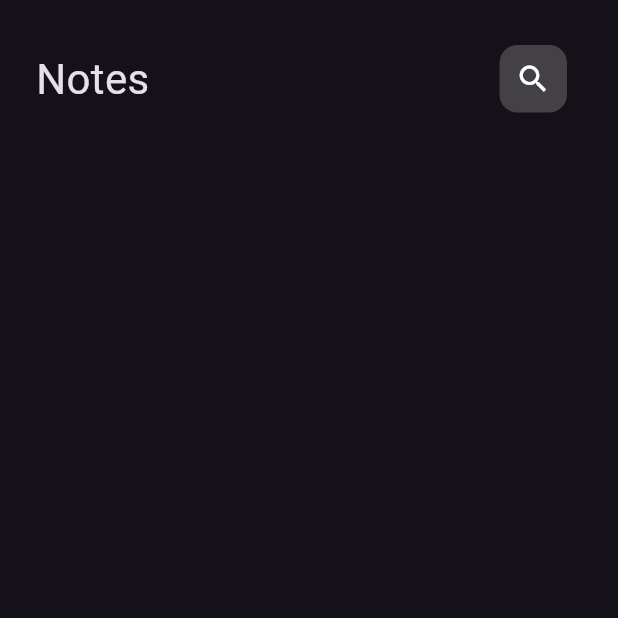
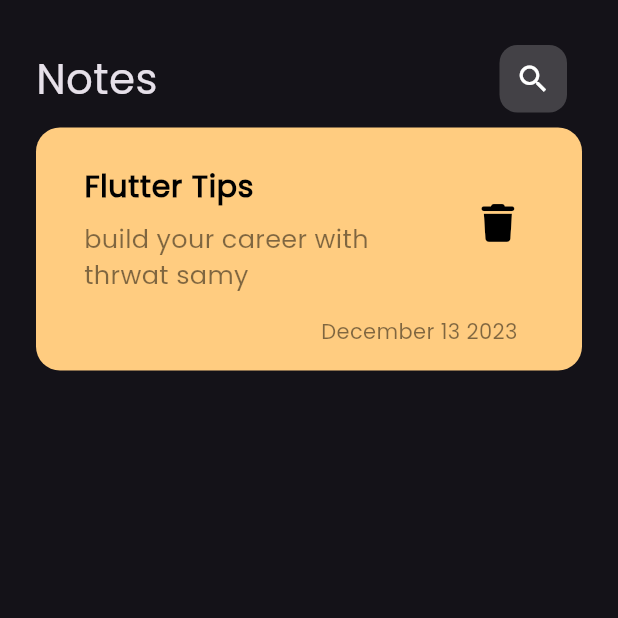
Before and after one commit to dyedhdexvdebcshgddjfsuhfdjgdhdsh/notes_app, a Flutter app: the screen it shows after launch, on a phone screen of 412 x 824 dp, the top half of it. Run offline on Flutter 3.47's test engine with Material 3 defaults, Android fonts, the phone set to English and light mode, and no system bars; our stand-ins replace font_awesome_flutter.

Commit message:
CustomNoteItem

```diff
--- a/lib/main.dart
+++ b/lib/main.dart
@@ -12,7 +12,7 @@ class NotesApp extends StatelessWidget {
   Widget build(BuildContext context) {
     return MaterialApp(
       debugShowCheckedModeBanner: false,
-      theme: ThemeData(brightness: Brightness.dark),
+      theme: ThemeData(brightness: Brightness.dark, fontFamily: 'Poppins'),
       home: NotesView(),
     );
   }
--- /dev/null
+++ b/lib/views/widgets/custom_note_ltem.dart
@@ -0,0 +1,51 @@
+import 'package:flutter/material.dart';
+import 'package:font_awesome_flutter/font_awesome_flutter.dart';
+
+class NoteItem extends StatelessWidget {
+  const NoteItem({Key? key}) : super(key: key);
+
+  @override
+  Widget build(BuildContext context) {
+    return Container(
+      padding: EdgeInsets.only(bottom: 16, top: 16, left: 16, right: 8),
+      decoration: BoxDecoration(
+          color: Color(0xffFFCC80), borderRadius: BorderRadius.circular(16)),
+      child: Column(
+        crossAxisAlignment: CrossAxisAlignment.end,
+        children: [
+          ListTile(
+            title: Text(
+              'Flutter Tips',
+              style: TextStyle(
+                  color: Colors.black,
+                  fontWeight: FontWeight.bold,
+                  fontSize: 20),
+            ),
+            subtitle: Padding(
+              padding: const EdgeInsets.only(top: 8, bottom: 8),
+              child: Text('build your career with thrwat samy',
+                  style: TextStyle(
+                      color: Colors.black.withOpacity(0.5), fontSize: 17)),
+            ),
+            trailing: Padding(
+              padding: const EdgeInsets.only(bottom: 23),
+              child: IconButton(
+                  onPressed: () {},
+                  icon: Icon(
+                    FontAwesomeIcons.trash,
+                    size: 25,
+                    color: Colors.black,
+                  )),
+            ),
+          ),
+          Padding(
+            padding: const EdgeInsets.only(right: 35),
+            child: Text('December 13 2023',
+                style: TextStyle(
+                    color: Colors.black.withOpacity(0.5), fontSize: 14)),
+          ),
+        ],
+      ),
+    );
+  }
+}
--- a/lib/views/widgets/notes_view_body.dart
+++ b/lib/views/widgets/notes_view_body.dart
@@ -1,19 +1,21 @@
 import 'package:flutter/material.dart';
 import 'package:notes_app/views/widgets/custom_appbar.dart';
+import 'package:notes_app/views/widgets/custom_note_ltem.dart';
 
 class NotesViewBody extends StatelessWidget {
   const NotesViewBody({Key? key}) : super(key: key);
 
   @override
   Widget build(BuildContext context) {
-    return Padding(
-      padding: const EdgeInsets.symmetric(horizontal: 24),
+    return const Padding(
+      padding: EdgeInsets.symmetric(horizontal: 24),
       child: Column(
         children: [
           SizedBox(
             height: 20,
           ),
-          CustomAppBar()
+          CustomAppBar(),
+          NoteItem()
         ],
       ),
     );
```
Also changed, not shown: pubspec.yaml (+7 -12 lines), assets/fonts/Poppins-Regular.ttf (added), pubspec.lock.
